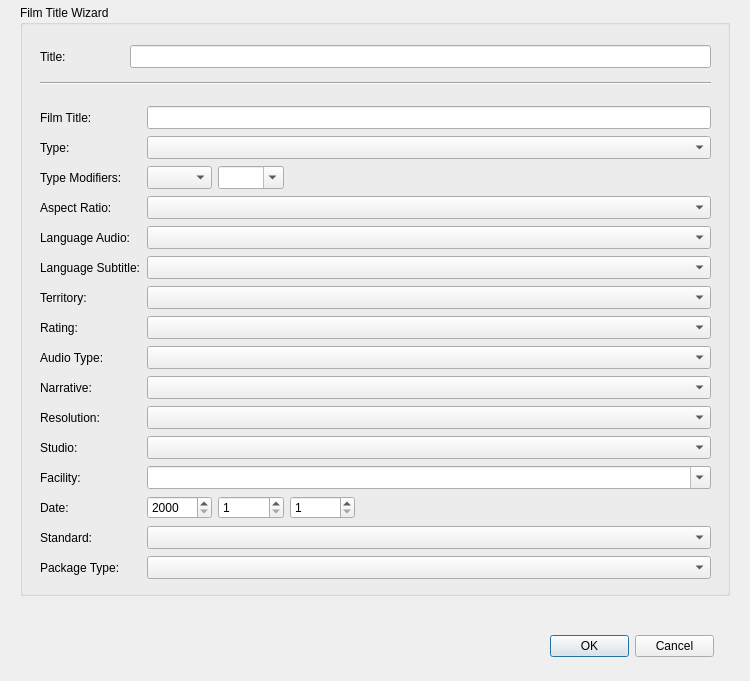
This is gui/forms/generatetitle.ui in tmeiczin/opendcp as Qt 5 draws it before an edit. The edited form follows.
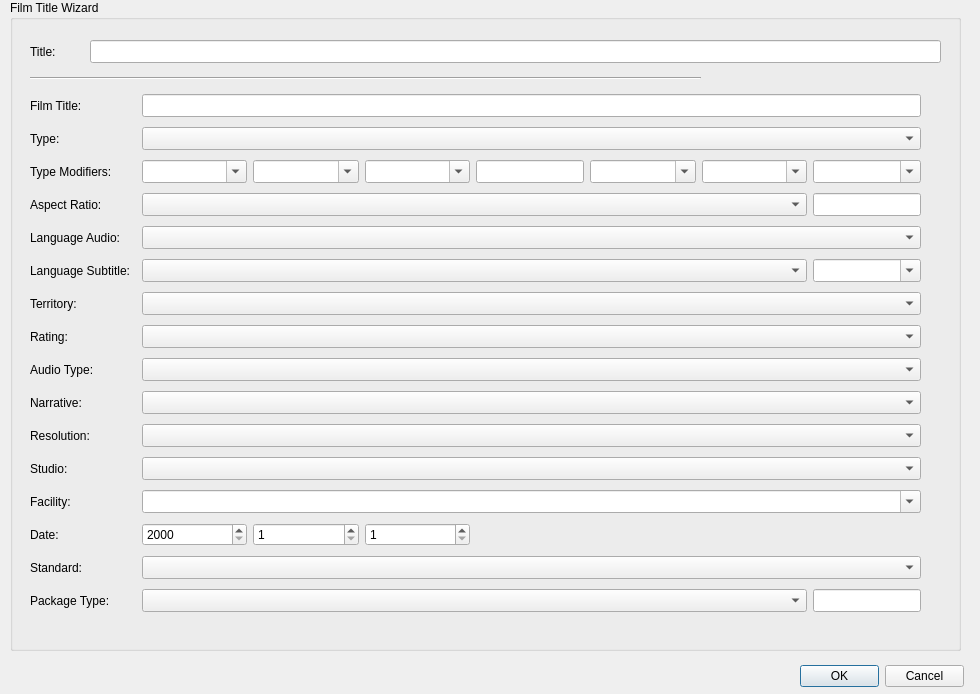
This is the edited form.

Patch:
```diff
--- a/gui/forms/generatetitle.ui
+++ b/gui/forms/generatetitle.ui
@@ -6,8 +6,8 @@
    <rect>
     <x>0</x>
     <y>0</y>
-    <width>750</width>
-    <height>681</height>
+    <width>980</width>
+    <height>694</height>
    </rect>
   </property>
   <property name="windowTitle">
@@ -16,10 +16,10 @@
   <widget class="QGroupBox" name="groupBox">
    <property name="geometry">
     <rect>
-     <x>20</x>
-     <y>5</y>
-     <width>710</width>
-     <height>591</height>
+     <x>10</x>
+     <y>0</y>
+     <width>951</width>
+     <height>651</height>
     </rect>
    </property>
    <property name="title">
@@ -41,9 +41,9 @@
    <widget class="QLineEdit" name="contentEdit">
     <property name="geometry">
      <rect>
-      <x>110</x>
+      <x>80</x>
       <y>40</y>
-      <width>581</width>
+      <width>851</width>
       <height>23</height>
      </rect>
     </property>
@@ -56,7 +56,7 @@
      <string notr="true"/>
     </property>
     <property name="maxLength">
-     <number>80</number>
+     <number>145</number>
     </property>
     <property name="readOnly">
      <bool>true</bool>
@@ -79,9 +79,9 @@
     <property name="geometry">
      <rect>
       <x>20</x>
-      <y>100</y>
-      <width>671</width>
-      <height>482</height>
+      <y>90</y>
+      <width>891</width>
+      <height>540</height>
      </rect>
     </property>
     <layout class="QGridLayout" name="gridLayout">
@@ -101,7 +101,111 @@
        </property>
       </widget>
      </item>
-     <item row="7" column="1" colspan="8">
+     <item row="5" column="0">
+      <widget class="QLabel" name="languageSubtitleLabel">
+       <property name="text">
+        <string>Language Subtitle:</string>
+       </property>
+      </widget>
+     </item>
+     <item row="2" column="1">
+      <widget class="QComboBox" name="versionComboBox">
+       <property name="sizePolicy">
+        <sizepolicy hsizetype="Preferred" vsizetype="Fixed">
+         <horstretch>0</horstretch>
+         <verstretch>0</verstretch>
+        </sizepolicy>
+       </property>
+       <property name="maximumSize">
+        <size>
+         <width>16777215</width>
+         <height>16777215</height>
+        </size>
+       </property>
+       <property name="font">
+        <font>
+         <family>Courier</family>
+        </font>
+       </property>
+       <property name="editable">
+        <bool>true</bool>
+       </property>
+       <property name="sizeAdjustPolicy">
+        <enum>QComboBox::AdjustToContents</enum>
+       </property>
+       <item>
+        <property name="text">
+         <string/>
+        </property>
+       </item>
+      </widget>
+     </item>
+     <item row="2" column="4">
+      <widget class="QLineEdit" name="chainEdit">
+       <property name="sizePolicy">
+        <sizepolicy hsizetype="Fixed" vsizetype="Fixed">
+         <horstretch>0</horstretch>
+         <verstretch>0</verstretch>
+        </sizepolicy>
+       </property>
+       <property name="maximumSize">
+        <size>
+         <width>150</width>
+         <height>28</height>
+        </size>
+       </property>
+       <property name="maxLength">
+        <number>10</number>
+       </property>
+      </widget>
+     </item>
+     <item row="2" column="5">
+      <widget class="QComboBox" name="stereoscopicComboBox">
+       <property name="sizePolicy">
+        <sizepolicy hsizetype="Preferred" vsizetype="Fixed">
+         <horstretch>0</horstretch>
+         <verstretch>0</verstretch>
+        </sizepolicy>
+       </property>
+       <property name="maximumSize">
+        <size>
+         <width>16777215</width>
+         <height>16777215</height>
+        </size>
+       </property>
+       <property name="font">
+        <font>
+         <family>Courier</family>
+        </font>
+       </property>
+       <property name="editable">
+        <bool>true</bool>
+       </property>
+       <property name="sizeAdjustPolicy">
+        <enum>QComboBox::AdjustToContents</enum>
+       </property>
+       <item>
+        <property name="text">
+         <string/>
+        </property>
+       </item>
+      </widget>
+     </item>
+     <item row="12" column="0">
+      <widget class="QLabel" name="studioLabel_2">
+       <property name="text">
+        <string>Facility:</string>
+       </property>
+      </widget>
+     </item>
+     <item row="11" column="0">
+      <widget class="QLabel" name="studioLabel">
+       <property name="text">
+        <string>Studio:</string>
+       </property>
+      </widget>
+     </item>
+     <item row="7" column="1" colspan="7">
       <widget class="QComboBox" name="ratingComboBox">
        <property name="font">
         <font>
@@ -134,19 +238,100 @@
        </property>
       </widget>
      </item>
-     <item row="0" column="1" colspan="8">
-      <widget class="QLineEdit" name="filmEdit">
+     <item row="2" column="2">
+      <widget class="QComboBox" name="versiontypeComboBox">
+       <property name="sizePolicy">
+        <sizepolicy hsizetype="Preferred" vsizetype="Fixed">
+         <horstretch>0</horstretch>
+         <verstretch>0</verstretch>
+        </sizepolicy>
+       </property>
+       <property name="maximumSize">
+        <size>
+         <width>16777215</width>
+         <height>16777215</height>
+        </size>
+       </property>
        <property name="font">
         <font>
          <family>Courier</family>
         </font>
        </property>
-       <property name="text">
-        <string notr="true"/>
+       <property name="editable">
+        <bool>true</bool>
        </property>
-       <property name="maxLength">
-        <number>14</number>
+       <property name="sizeAdjustPolicy">
+        <enum>QComboBox::AdjustToContents</enum>
        </property>
+       <item>
+        <property name="text">
+         <string/>
+        </property>
+       </item>
+      </widget>
+     </item>
+     <item row="2" column="6">
+      <widget class="QComboBox" name="luminanceComboBox">
+       <property name="sizePolicy">
+        <sizepolicy hsizetype="Preferred" vsizetype="Fixed">
+         <horstretch>0</horstretch>
+         <verstretch>0</verstretch>
+        </sizepolicy>
+       </property>
+       <property name="maximumSize">
+        <size>
+         <width>16777215</width>
+         <height>16777215</height>
+        </size>
+       </property>
+       <property name="font">
+        <font>
+         <family>Courier</family>
+        </font>
+       </property>
+       <property name="editable">
+        <bool>true</bool>
+       </property>
+       <property name="sizeAdjustPolicy">
+        <enum>QComboBox::AdjustToContents</enum>
+       </property>
+       <item>
+        <property name="text">
+         <string/>
+        </property>
+       </item>
+      </widget>
+     </item>
+     <item row="2" column="3">
+      <widget class="QComboBox" name="redbandComboBox">
+       <property name="sizePolicy">
+        <sizepolicy hsizetype="Preferred" vsizetype="Fixed">
+         <horstretch>0</horstretch>
+         <verstretch>0</verstretch>
+        </sizepolicy>
+       </property>
+       <property name="maximumSize">
+        <size>
+         <width>16777215</width>
+         <height>16777215</height>
+        </size>
+       </property>
+       <property name="font">
+        <font>
+         <family>Courier</family>
+        </font>
+       </property>
+       <property name="editable">
+        <bool>true</bool>
+       </property>
+       <property name="sizeAdjustPolicy">
+        <enum>QComboBox::AdjustToContents</enum>
+       </property>
+       <item>
+        <property name="text">
+         <string/>
+        </property>
+       </item>
       </widget>
      </item>
      <item row="1" column="0">
@@ -156,23 +341,6 @@
        </property>
       </widget>
      </item>
-     <item row="1" column="1" colspan="8">
-      <widget class="QComboBox" name="typeComboBox">
-       <property name="font">
-        <font>
-         <family>Courier</family>
-        </font>
-       </property>
-       <property name="frame">
-        <bool>true</bool>
-       </property>
-       <item>
-        <property name="text">
-         <string/>
-        </property>
-       </item>
-      </widget>
-     </item>
      <item row="3" column="0">
       <widget class="QLabel" name="aspectLabel">
        <property name="text">
@@ -180,13 +348,16 @@
        </property>
       </widget>
      </item>
-     <item row="3" column="1" colspan="8">
-      <widget class="QComboBox" name="aspectComboBox">
+     <item row="1" column="1" colspan="7">
+      <widget class="QComboBox" name="typeComboBox">
        <property name="font">
         <font>
          <family>Courier</family>
         </font>
        </property>
+       <property name="frame">
+        <bool>true</bool>
+       </property>
        <item>
         <property name="text">
          <string/>
@@ -201,46 +372,6 @@
        </property>
       </widget>
      </item>
-     <item row="4" column="1" colspan="8">
-      <widget class="QComboBox" name="languageAudioComboBox">
-       <property name="font">
-        <font>
-         <family>Courier</family>
-        </font>
-       </property>
-       <item>
-        <property name="text">
-         <string/>
-        </property>
-       </item>
-      </widget>
-     </item>
-     <item row="5" column="0">
-      <widget class="QLabel" name="languageSubtitleLabel">
-       <property name="text">
-        <string>Language Subtitle:</string>
-       </property>
-      </widget>
-     </item>
-     <item row="5" column="1" colspan="8">
-      <widget class="QComboBox" name="languageSubtitleComboBox">
-       <property name="font">
-        <font>
-         <family>Courier</family>
-        </font>
-       </property>
-       <item>
-        <property name="text">
-         <string/>
-        </property>
-       </item>
-       <item>
-        <property name="text">
-         <string notr="true">XX    No Subtitle</string>
-        </property>
-       </item>
-      </widget>
-     </item>
      <item row="6" column="0">
       <widget class="QLabel" name="territoryLabel">
        <property name="text">
@@ -248,8 +379,8 @@
        </property>
       </widget>
      </item>
-     <item row="6" column="1" colspan="8">
-      <widget class="QComboBox" name="territoryComboBox">
+     <item row="4" column="1" colspan="7">
+      <widget class="QComboBox" name="languageAudioComboBox">
        <property name="font">
         <font>
          <family>Courier</family>
@@ -269,6 +400,20 @@
        </property>
       </widget>
      </item>
+     <item row="6" column="1" colspan="7">
+      <widget class="QComboBox" name="territoryComboBox">
+       <property name="font">
+        <font>
+         <family>Courier</family>
+        </font>
+       </property>
+       <item>
+        <property name="text">
+         <string/>
+        </property>
+       </item>
+      </widget>
+     </item>
      <item row="8" column="0">
       <widget class="QLabel" name="audioLabel">
        <property name="text">
@@ -276,20 +421,6 @@
        </property>
       </widget>
      </item>
-     <item row="8" column="1" colspan="8">
-      <widget class="QComboBox" name="audioComboBox">
-       <property name="font">
-        <font>
-         <family>Courier</family>
-        </font>
-       </property>
-       <item>
-        <property name="text">
-         <string/>
-        </property>
-       </item>
-      </widget>
-     </item>
      <item row="9" column="0">
       <widget class="QLabel" name="narrativeLabel">
        <property name="text">
@@ -297,19 +428,13 @@
        </property>
       </widget>
      </item>
-     <item row="9" column="1" colspan="8">
-      <widget class="QComboBox" name="narrativeComboBox">
+     <item row="8" column="1" colspan="7">
+      <widget class="QComboBox" name="audioComboBox">
        <property name="font">
         <font>
          <family>Courier</family>
         </font>
        </property>
-       <property name="maxVisibleItems">
-        <number>10</number>
-       </property>
-       <property name="frame">
-        <bool>true</bool>
-       </property>
        <item>
         <property name="text">
          <string/>
@@ -324,7 +449,27 @@
        </property>
       </widget>
      </item>
-     <item row="10" column="1" colspan="8">
+     <item row="9" column="1" colspan="7">
+      <widget class="QComboBox" name="narrativeComboBox">
+       <property name="font">
+        <font>
+         <family>Courier</family>
+        </font>
+       </property>
+       <property name="maxVisibleItems">
+        <number>10</number>
+       </property>
+       <property name="frame">
+        <bool>true</bool>
+       </property>
+       <item>
+        <property name="text">
+         <string/>
+        </property>
+       </item>
+      </widget>
+     </item>
+     <item row="10" column="1" colspan="7">
       <widget class="QComboBox" name="resolutionComboBox">
        <property name="font">
         <font>
@@ -338,14 +483,7 @@
        </item>
       </widget>
      </item>
-     <item row="11" column="0">
-      <widget class="QLabel" name="studioLabel">
-       <property name="text">
-        <string>Studio:</string>
-       </property>
-      </widget>
-     </item>
-     <item row="11" column="1" colspan="8">
+     <item row="11" column="1" colspan="7">
       <widget class="QComboBox" name="studioComboBox">
        <property name="font">
         <font>
@@ -362,14 +500,7 @@
        </item>
       </widget>
      </item>
-     <item row="12" column="0">
-      <widget class="QLabel" name="studioLabel_2">
-       <property name="text">
-        <string>Facility:</string>
-       </property>
-      </widget>
-     </item>
-     <item row="12" column="1" colspan="8">
+     <item row="12" column="1" colspan="7">
       <widget class="QComboBox" name="facilityComboBox">
        <property name="font">
         <font>
@@ -386,13 +517,6 @@
        </item>
       </widget>
      </item>
-     <item row="13" column="0">
-      <widget class="QLabel" name="dateLabel">
-       <property name="text">
-        <string>Date:</string>
-       </property>
-      </widget>
-     </item>
      <item row="13" column="1">
       <widget class="QSpinBox" name="dateYearSB">
        <property name="suffix">
@@ -409,14 +533,62 @@
        </property>
       </widget>
      </item>
-     <item row="14" column="0">
-      <widget class="QLabel" name="steroscopicLabel">
+     <item row="2" column="0">
+      <widget class="QLabel" name="label">
        <property name="text">
-        <string>Standard:</string>
+        <string>Type Modifiers:</string>
        </property>
       </widget>
      </item>
-     <item row="14" column="1" colspan="8">
+     <item row="2" column="7">
+      <widget class="QComboBox" name="framerateComboBox">
+       <property name="sizePolicy">
+        <sizepolicy hsizetype="Preferred" vsizetype="Fixed">
+         <horstretch>0</horstretch>
+         <verstretch>0</verstretch>
+        </sizepolicy>
+       </property>
+       <property name="maximumSize">
+        <size>
+         <width>16777215</width>
+         <height>16777215</height>
+        </size>
+       </property>
+       <property name="font">
+        <font>
+         <family>Courier</family>
+        </font>
+       </property>
+       <property name="editable">
+        <bool>true</bool>
+       </property>
+       <property name="sizeAdjustPolicy">
+        <enum>QComboBox::AdjustToContents</enum>
+       </property>
+       <item>
+        <property name="text">
+         <string/>
+        </property>
+       </item>
+      </widget>
+     </item>
+     <item row="13" column="2">
+      <widget class="QSpinBox" name="dateMonthSB">
+       <property name="suffix">
+        <string notr="true"/>
+       </property>
+       <property name="prefix">
+        <string notr="true"/>
+       </property>
+       <property name="minimum">
+        <number>1</number>
+       </property>
+       <property name="maximum">
+        <number>12</number>
+       </property>
+      </widget>
+     </item>
+     <item row="14" column="1" colspan="7">
       <widget class="QComboBox" name="standardComboBox">
        <property name="font">
         <font>
@@ -437,7 +609,54 @@
        </property>
       </widget>
      </item>
-     <item row="15" column="1" colspan="8">
+     <item row="13" column="0">
+      <widget class="QLabel" name="dateLabel">
+       <property name="text">
+        <string>Date:</string>
+       </property>
+      </widget>
+     </item>
+     <item row="14" column="0">
+      <widget class="QLabel" name="steroscopicLabel">
+       <property name="text">
+        <string>Standard:</string>
+       </property>
+      </widget>
+     </item>
+     <item row="3" column="1" colspan="6">
+      <widget class="QComboBox" name="aspectComboBox">
+       <property name="font">
+        <font>
+         <family>Courier</family>
+        </font>
+       </property>
+       <item>
+        <property name="text">
+         <string/>
+        </property>
+       </item>
+      </widget>
+     </item>
+     <item row="3" column="7">
+      <widget class="QLineEdit" name="aspectratioEdit">
+       <property name="sizePolicy">
+        <sizepolicy hsizetype="Fixed" vsizetype="Fixed">
+         <horstretch>0</horstretch>
+         <verstretch>0</verstretch>
+        </sizepolicy>
+       </property>
+       <property name="maximumSize">
+        <size>
+         <width>150</width>
+         <height>28</height>
+        </size>
+       </property>
+       <property name="maxLength">
+        <number>20</number>
+       </property>
+      </widget>
+     </item>
+     <item row="15" column="1" colspan="6">
       <widget class="QComboBox" name="packageComboBox">
        <property name="font">
         <font>
@@ -451,31 +670,27 @@
        </item>
       </widget>
      </item>
-     <item row="13" column="2">
-      <widget class="QSpinBox" name="dateMonthSB">
-       <property name="suffix">
-        <string notr="true"/>
+     <item row="15" column="7">
+      <widget class="QLineEdit" name="ptversionEdit">
+       <property name="sizePolicy">
+        <sizepolicy hsizetype="Fixed" vsizetype="Fixed">
+         <horstretch>0</horstretch>
+         <verstretch>0</verstretch>
+        </sizepolicy>
        </property>
-       <property name="prefix">
-        <string notr="true"/>
+       <property name="maximumSize">
+        <size>
+         <width>150</width>
+         <height>28</height>
+        </size>
        </property>
-       <property name="minimum">
-        <number>1</number>
+       <property name="maxLength">
+        <number>20</number>
        </property>
-       <property name="maximum">
-        <number>12</number>
-       </property>
       </widget>
      </item>
-     <item row="2" column="0">
-      <widget class="QLabel" name="label">
-       <property name="text">
-        <string>Type Modifiers:</string>
-       </property>
-      </widget>
-     </item>
-     <item row="2" column="1">
-      <widget class="QComboBox" name="stereoscopicComboBox">
+     <item row="5" column="1" colspan="6">
+      <widget class="QComboBox" name="languageSubtitleComboBox">
        <property name="font">
         <font>
          <family>Courier</family>
@@ -486,10 +701,27 @@
          <string/>
         </property>
        </item>
+       <item>
+        <property name="text">
+         <string notr="true">XX    No Subtitle</string>
+        </property>
+       </item>
       </widget>
      </item>
-     <item row="2" column="2">
-      <widget class="QComboBox" name="framerateComboBox">
+     <item row="5" column="7">
+      <widget class="QComboBox" name="captionComboBox">
+       <property name="sizePolicy">
+        <sizepolicy hsizetype="Fixed" vsizetype="Fixed">
+         <horstretch>0</horstretch>
+         <verstretch>0</verstretch>
+        </sizepolicy>
+       </property>
+       <property name="maximumSize">
+        <size>
+         <width>150</width>
+         <height>28</height>
+        </size>
+       </property>
        <property name="font">
         <font>
          <family>Courier</family>
@@ -505,14 +737,29 @@
        </item>
       </widget>
      </item>
+     <item row="0" column="1" colspan="7">
+      <widget class="QLineEdit" name="filmEdit">
+       <property name="font">
+        <font>
+         <family>Courier</family>
+        </font>
+       </property>
+       <property name="text">
+        <string notr="true"/>
+       </property>
+       <property name="maxLength">
+        <number>14</number>
+       </property>
+      </widget>
+     </item>
     </layout>
    </widget>
   </widget>
   <widget class="QDialogButtonBox" name="buttonBox">
    <property name="geometry">
     <rect>
-     <x>550</x>
-     <y>630</y>
+     <x>800</x>
+     <y>660</y>
      <width>164</width>
      <height>32</height>
     </rect>
```
Left out of the diff: 20 changed lines with no effect on the pictures.
